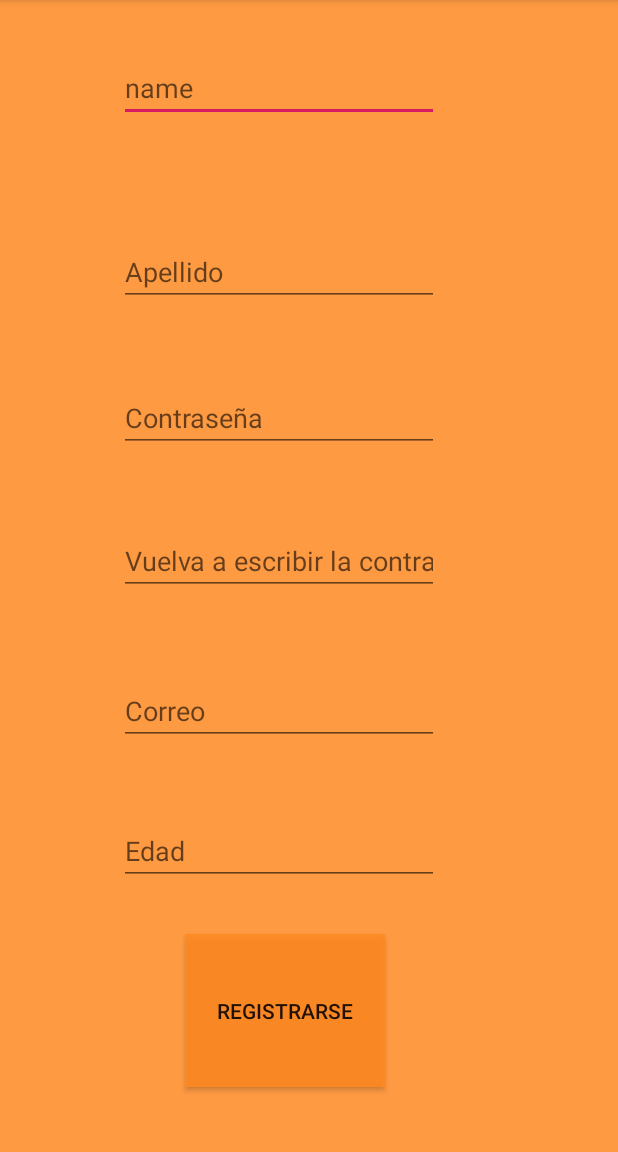
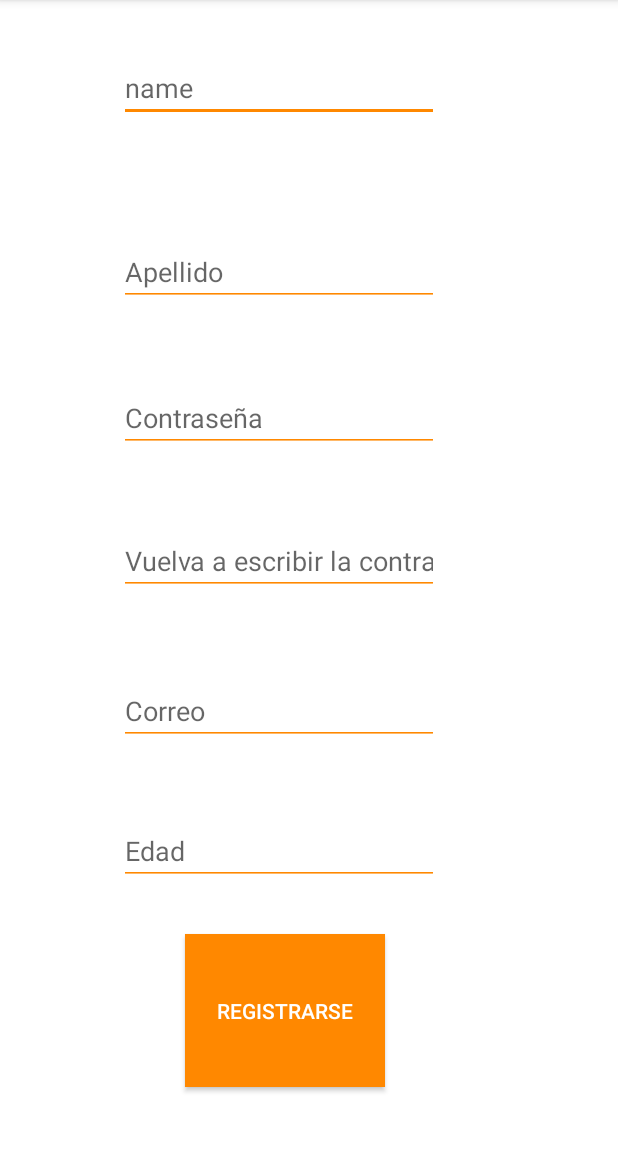
Before and after one commit to emiliopingu/Tradefast, an Android app: the PantallaRegistro screen opened directly, with no data from a screen before it, on a phone screen of 412 x 824 dp, the part 84-1236 px from its top. Run offline under Robolectric (Android 15) with nearby library versions, the phone set to English and light mode, and no system bars.

Commit message:
cambio de color en la aplicacion

```diff
--- a/app/src/main/res/layout/activity_pantalla_registro.xml
+++ b/app/src/main/res/layout/activity_pantalla_registro.xml
@@ -5,7 +5,7 @@
         xmlns:app="http://schemas.android.com/apk/res-auto"
         android:layout_width="match_parent"
         android:layout_height="match_parent"
-        tools:context=".PantallaRegistro" android:background="#D8FF8922">
+        tools:context=".PantallaRegistro" android:background="@android:color/background_light">
 
     <EditText
             android:layout_width="wrap_content"
@@ -18,7 +18,7 @@
             app:layout_constraintEnd_toEndOf="parent" android:layout_marginTop="36dp"
             app:layout_constraintTop_toTopOf="parent" app:layout_constraintHorizontal_bias="0.39"
             android:layout_marginBottom="8dp" app:layout_constraintBottom_toBottomOf="parent"
-            app:layout_constraintVertical_bias="0.0"/>
+            app:layout_constraintVertical_bias="0.0" android:backgroundTint="@android:color/holo_orange_dark"/>
     <EditText
             android:layout_width="wrap_content"
             android:layout_height="wrap_content"
@@ -29,7 +29,7 @@
             app:layout_constraintStart_toStartOf="parent" android:layout_marginBottom="464dp"
             app:layout_constraintBottom_toBottomOf="parent" app:layout_constraintHorizontal_bias="0.39"
             android:hint="Contraseña" android:layout_marginTop="8dp" app:layout_constraintTop_toTopOf="parent"
-            app:layout_constraintVertical_bias="0.99"/>
+            app:layout_constraintVertical_bias="0.99" android:backgroundTint="@android:color/holo_orange_dark"/>
     <EditText
             android:layout_width="wrap_content"
             android:layout_height="wrap_content"
@@ -40,7 +40,8 @@
             android:layout_marginEnd="8dp" app:layout_constraintEnd_toEndOf="parent" android:layout_marginStart="8dp"
             app:layout_constraintStart_toStartOf="parent" app:layout_constraintHorizontal_bias="0.39"
             android:hint="Vuelva a escribir la contraseña" android:layout_marginTop="8dp"
-            app:layout_constraintTop_toTopOf="parent" app:layout_constraintVertical_bias="0.99"/>
+            app:layout_constraintTop_toTopOf="parent" app:layout_constraintVertical_bias="0.99"
+            android:backgroundTint="@android:color/holo_orange_dark"/>
     <EditText
             android:layout_width="wrap_content"
             android:layout_height="wrap_content"
@@ -51,7 +52,7 @@
             app:layout_constraintEnd_toEndOf="parent" android:layout_marginBottom="564dp"
             app:layout_constraintBottom_toBottomOf="parent" app:layout_constraintHorizontal_bias="0.39"
             android:hint="Apellido" android:layout_marginTop="8dp" app:layout_constraintTop_toTopOf="parent"
-            app:layout_constraintVertical_bias="1.0"/>
+            app:layout_constraintVertical_bias="1.0" android:backgroundTint="@android:color/holo_orange_dark"/>
     <EditText
             android:layout_width="wrap_content"
             android:layout_height="wrap_content"
@@ -62,7 +63,8 @@
             app:layout_constraintEnd_toEndOf="parent" android:layout_marginStart="8dp"
             app:layout_constraintStart_toStartOf="parent" android:layout_marginBottom="268dp"
             app:layout_constraintHorizontal_bias="0.39" android:hint="Correo" android:layout_marginTop="8dp"
-            app:layout_constraintTop_toTopOf="parent" app:layout_constraintVertical_bias="0.992"/>
+            app:layout_constraintTop_toTopOf="parent" app:layout_constraintVertical_bias="0.992"
+            android:backgroundTint="@android:color/holo_orange_dark"/>
     <EditText
             android:layout_width="wrap_content"
             android:layout_height="wrap_content"
@@ -73,7 +75,9 @@
             app:layout_constraintStart_toStartOf="parent" android:layout_marginBottom="176dp"
             app:layout_constraintBottom_toBottomOf="parent" app:layout_constraintHorizontal_bias="0.39"
             android:hint="Edad" android:layout_marginTop="8dp" app:layout_constraintTop_toTopOf="parent"
-            app:layout_constraintVertical_bias="0.996"/>
+            app:layout_constraintVertical_bias="0.996" android:textColor="@android:color/holo_orange_dark"
+            android:drawableTint="@android:color/holo_orange_dark"
+            android:backgroundTint="@android:color/holo_orange_dark"/>
     <Button
             android:text="Registrarse"
             android:layout_width="133dp"
@@ -81,6 +85,8 @@
             android:id="@+id/botonDeRegsitro1" app:layout_constraintEnd_toEndOf="parent" android:layout_marginEnd="8dp"
             app:layout_constraintStart_toStartOf="parent" android:layout_marginStart="8dp"
             app:layout_constraintBottom_toBottomOf="parent" android:layout_marginBottom="16dp"
-            app:layout_constraintHorizontal_bias="0.438" android:background="#D8FF8922" android:layout_marginTop="8dp"
-            app:layout_constraintTop_toTopOf="parent" app:layout_constraintVertical_bias="0.957"/>
+            app:layout_constraintHorizontal_bias="0.438" android:background="@android:color/holo_orange_dark"
+            android:layout_marginTop="8dp"
+            app:layout_constraintTop_toTopOf="parent" app:layout_constraintVertical_bias="0.957"
+            android:textColor="@android:color/background_light"/>
 </android.support.constraint.ConstraintLayout>
```
Also changed, not shown: app/src/main/res/layout/activity_main.xml (+23 -14 lines), app/src/main/res/layout/activity_pantalla_compra_con_tarjeta.xml (+6 -4 lines), app/src/main/res/layout/activity_pantalla_de_ajustes.xml (+12 -7 lines), app/src/main/res/layout/activity_pantalla_subir_puja.xml (+11 -6 lines).
